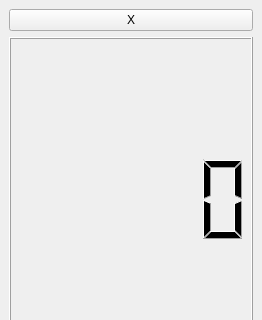
This is Stopwatch/mainwindow.ui in baraa-almasri/Qt as Qt 5 draws it before an edit; both pictures show x 0 to 262 and y 0 to 320 of the 262 by 477 pixel window. The edited form follows.
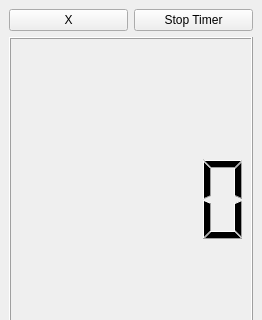
This is the edited form.

Commit message: added stop button

Diff of the .ui file:
```diff
--- a/Stopwatch/mainwindow.ui
+++ b/Stopwatch/mainwindow.ui
@@ -15,14 +15,7 @@
   </property>
   <widget class="QWidget" name="centralwidget">
    <layout class="QGridLayout" name="gridLayout">
-    <item row="0" column="0">
-     <widget class="QPushButton" name="kill">
-      <property name="text">
-       <string>X</string>
-      </property>
-     </widget>
-    </item>
-    <item row="1" column="0">
+    <item row="2" column="0">
      <layout class="QVBoxLayout" name="verticalLayout">
       <item>
        <widget class="QLCDNumber" name="secsDisplay"/>
@@ -70,6 +63,24 @@
       </item>
      </layout>
     </item>
+    <item row="0" column="0">
+     <layout class="QHBoxLayout" name="horizontalLayout_2">
+      <item>
+       <widget class="QPushButton" name="kill">
+        <property name="text">
+         <string>X</string>
+        </property>
+       </widget>
+      </item>
+      <item>
+       <widget class="QPushButton" name="killTimer">
+        <property name="text">
+         <string>Stop Timer</string>
+        </property>
+       </widget>
+      </item>
+     </layout>
+    </item>
    </layout>
   </widget>
   <widget class="QStatusBar" name="statusbar"/>
```
The commit also changes 3 other files.
